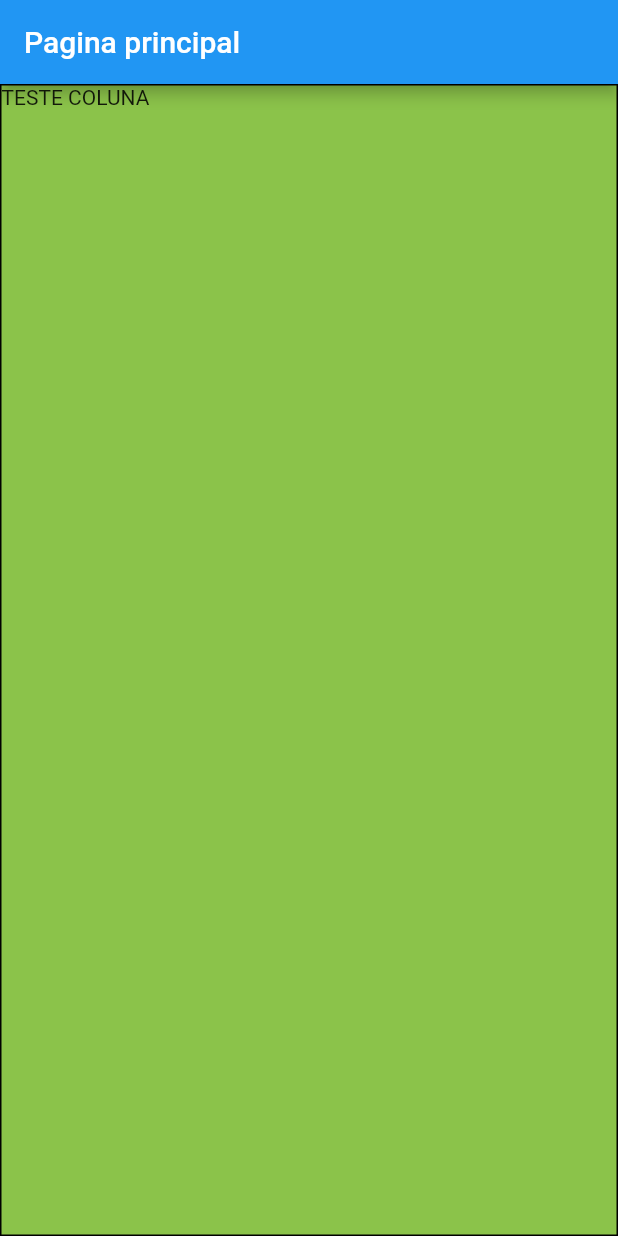
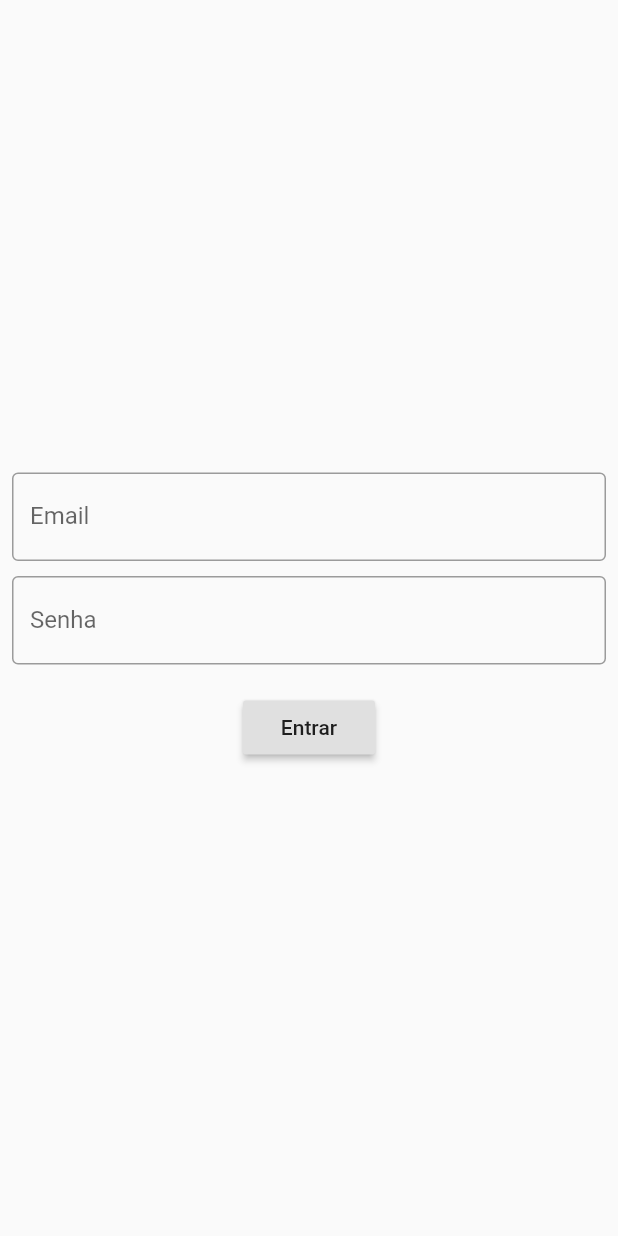
Before and after one commit to developerWelligton/Estudo-Flutter, a Flutter app: the screen it shows after launch, on a phone screen of 412 x 824 dp. Run offline on Flutter 3.47's test engine with Material 2 defaults, Android fonts, the phone set to English and light mode, and no system bars.

Commit message:
Textfield (Construindo uma tela de login)

```diff
--- a/lib/estadoGlocalLess.dart
+++ b/lib/estadoGlocalLess.dart
@@ -1,4 +1,5 @@
 import 'package:flutter/material.dart';
+import 'package:flutter_app_estudo/login_page.dart';
 
 import 'estadoGlobalful.dart';
 //importa do StatelessWdiget e estadoGlobalful
@@ -7,7 +8,7 @@ class estadoGlobalLess extends StatelessWidget {
   Widget build(BuildContext context) {
     return MaterialApp(
       theme: ThemeData(primarySwatch: Colors.blue),
-      home: estadoGlobalful(),
+      home: LoginPage(),
     );
   }
 }
--- /dev/null
+++ b/lib/login_page.dart
@@ -0,0 +1,93 @@
+import 'package:flutter/material.dart';
+
+class LoginPage extends StatefulWidget {
+  @override
+  _LoginPageState createState() => _LoginPageState();
+}
+
+class _LoginPageState extends State<LoginPage> {
+  //PARA ACONTECER O LOGIN - 14
+    String email = '';
+    String senha = '';
+
+
+  @override
+  Widget build(BuildContext context) {
+    //Material -1
+    return Material(
+      //tamanho para coluna - 5
+      child: SizedBox(
+        width: double.infinity,
+        height: double.infinity,
+          //afastamento da coluna  - 6
+          child: Padding(
+            padding: const EdgeInsets.all(8.0),
+              //coluna - 2
+            child: Column(
+            //alinhamento para o centro -4
+              mainAxisAlignment: MainAxisAlignment.center,
+              children: [
+                // input- 3
+              TextField(
+                //COMO ESCUTAR OQ É DIGITADO ? --13
+                //onChanged:()
+                //Ele recebe valores de texto
+                onChanged: (text){
+                  //print(text);
+                  //15 - Quand ele digitar nesse Text Fild vai direto para
+                  //variavel email
+                  email = text;
+
+                },
+
+                //Configuração de email - 9
+                keyboardType: TextInputType.emailAddress,
+                //decorar o input
+                decoration: InputDecoration(
+                  labelText: 'Email',
+                  //borda
+                  border: OutlineInputBorder(),
+                  )
+              ),
+              //Alinhamento entre os imput email e senha - 11
+              Container(height: 10),
+
+              // outro input- 7
+              TextField(
+                //ESCUTADOR
+                onChanged: (text){
+                  //print(text);
+                  //16 - Quand ele digitar nesse Text Fild vai direto para-16
+                  //variavel SENHA
+                  senha = text;
+
+                },
+                //Deixa privado a senha
+                obscureText: true,
+                //decorar o input
+                decoration: InputDecoration(
+                  // - 8
+                  labelText: 'Senha',
+                  //borda
+                  border: OutlineInputBorder(),
+                  )
+              ),
+              //Alinhamento entre  'Senha' e 'Entrar' - 12
+              Container(height: 18),
+
+              //Botao de login -10
+              RaisedButton(onPressed: (){
+                if(email == 'developerwelligton@gmail.com' &&
+                senha == '123'){
+                  print("correto");
+                }else{
+                  print('incorreto');
+                }
+              }, child: Text('Entrar'))
+            ],
+        ),
+          ),
+      )
+    );
+  }
+}
```
